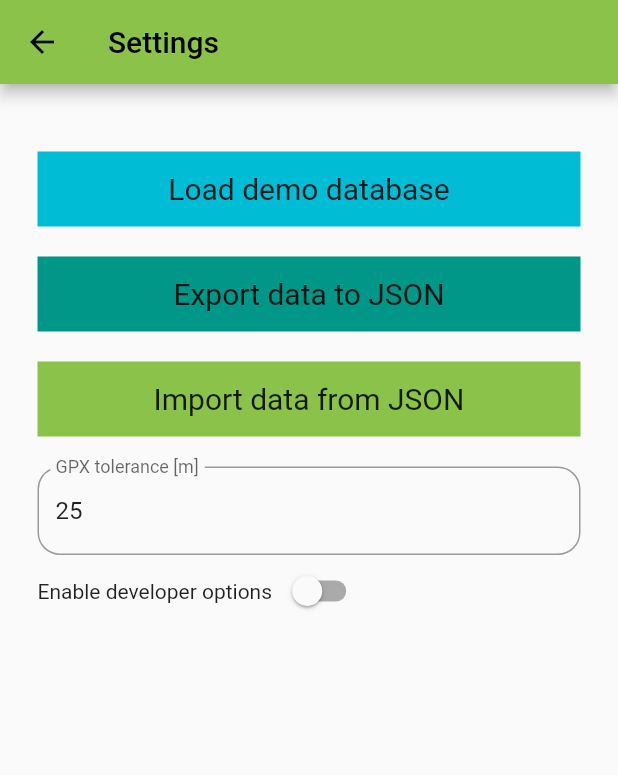
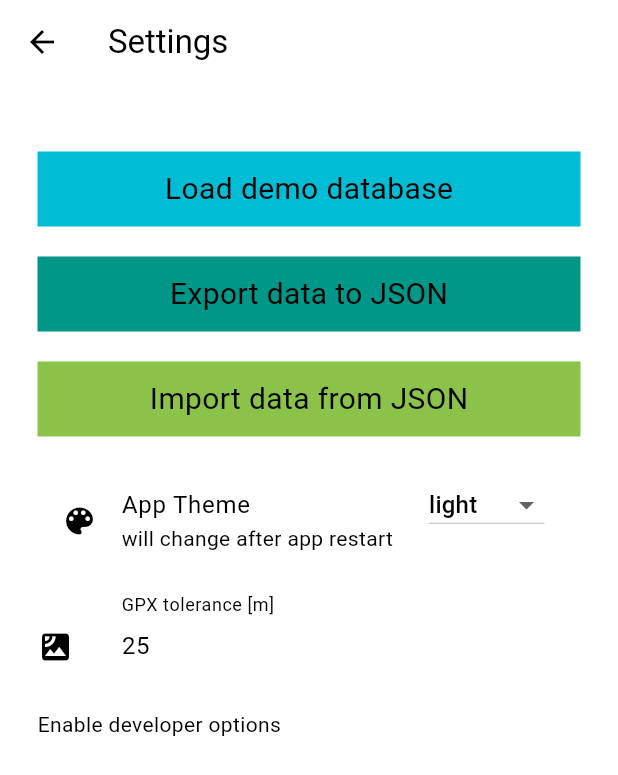
Before and after one commit to naytzap/gipfelbuch, a Flutter app: the Settings screen opened by its route, on a phone screen of 412 x 824 dp. Shown: the top 775 px of the screen. Run offline on Flutter 3.47's test engine with Material 2 defaults, Android fonts, the phone set to English and light mode, and no system bars; drawn by our look-alikes of dynamic_color; our stand-ins replace file_picker, flutter_map, flutter_native_image, image_picker, latlong2, permission_handler and 4 more; missing offline and left inert: flutter_barcode_scanner, flutter_osm_plugin, gpx, maps_toolkit; accounts and stored records are empty.

Commit message:
theme and material3

```diff
--- a/lib/screens/settings.dart
+++ b/lib/screens/settings.dart
@@ -324,6 +324,8 @@
                           ),
                         )),
                     const SizedBox(height: 20),
+                    themeSelectorWidget(),
+                    const SizedBox(height: 20,),
                     FutureBuilder(
                         future: getGpxTolerance(),
                         builder: (context, snapshot) {
@@ -335,6 +337,7 @@
                                 controller: controller,
                                 keyboardType: TextInputType.number,
                                 decoration: InputDecoration(
+                                  icon: Icon(Icons.satellite),
                                     hintText: "1...100 [m]",
                                     labelText: "GPX tolerance [m]",
                                     border: OutlineInputBorder(
@@ -347,6 +350,7 @@
                                 });
                             var gpxTolerance = snapshot.data;
                             controller.text = snapshot.data.toString();
+                            //return ListTile(leading: Icon(Icons.satellite), title: Text("GPX Track tolerance"), subtitle: Text("1...100 [m]"),trailing: tf);
                             return tf;
                             //TODO: ListTile with ontap dropdown menu
                             //return ListTile(title: Text("GPX Track Visualization"),subtitle: Text("$gpxTolerance m tolerance"),,);
@@ -373,4 +377,39 @@
     final SharedPreferences prefs = await SharedPreferences.getInstance();
     return prefs.getInt("gpxTolerance") ?? defaultValue;
   }
+
+  getThemeSettings() async {
+    String defaultValue = "light";
+    final SharedPreferences prefs = await SharedPreferences.getInstance();
+    return prefs.getString("theme") ?? defaultValue;
+  }
+
+
+  themeSelectorWidget() =>
+    FutureBuilder(future: getThemeSettings(), builder: (context, snapshot) {
+      if(!snapshot.hasData) {
+        return Container();
+      }
+      else {
+
+        var btn = DropdownButton<String>(
+            value: snapshot.data!.toString(),
+            isDense: true,
+            //icon: const Icon(Icons.arrow_downward),
+            onChanged: (String? value) {
+              // This is called when the user selects an item.
+              setState(() async {
+                SharedPreferences prefs =
+                await SharedPreferences.getInstance();
+                prefs.setString("theme", value!);
+              });
+            },
+            items: [DropdownMenuItem(value: "light", child: Text("light")),DropdownMenuItem(value: "dark", child: Text("dark")),DropdownMenuItem(value: "system", child: Text("system")),]
+        );
+        //return Row(mainAxisAlignment: MainAxisAlignment.center, children: [Text("App Theme"),Spacer() ,btn],);
+        return ListTile(leading: Icon(Icons.color_lens), title: Row(children: [Text("App Theme"), Spacer(), btn ]), subtitle: Text("will change after app restart"),);
+      }
+
+    });
+
 }
--- a/lib/widgets/search_widget.dart
+++ b/lib/widgets/search_widget.dart
@@ -29,7 +29,7 @@
 
     return Container(
       height: 42,
-      margin: const EdgeInsets.fromLTRB(16, 16, 16, 16),
+      margin: const EdgeInsets.fromLTRB(2, 16, 2, 16),
       decoration: BoxDecoration(
         borderRadius: BorderRadius.circular(12),
         color: Colors.white,
--- a/pubspec.yaml
+++ b/pubspec.yaml
@@ -52,6 +52,7 @@
   gpx: ^2.2.1
   maps_toolkit: ^2.0.1
   shared_preferences: ^2.1.1
+  dynamic_color: ^1.4.0
 
   # The following adds the Cupertino Icons font to your application.
   # Use with the CupertinoIcons class for iOS style icons.
```
Also changed, not shown: lib/main.dart (+36 -5 lines), pubspec.lock.
